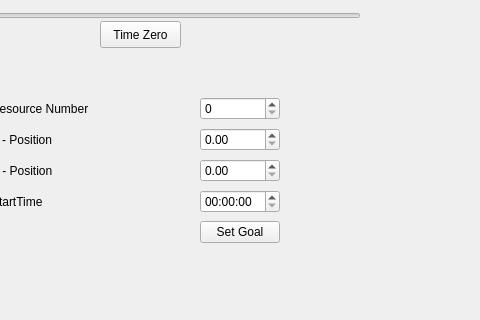
This is scrollable_timeline/resource/ScrollableTimeline.ui in VirtualVale/ProjectPath as Qt 5 draws it before an edit; both pictures show x 280 to 760 and y 129 to 449 of the 860 by 449 pixel window. The edited form follows.
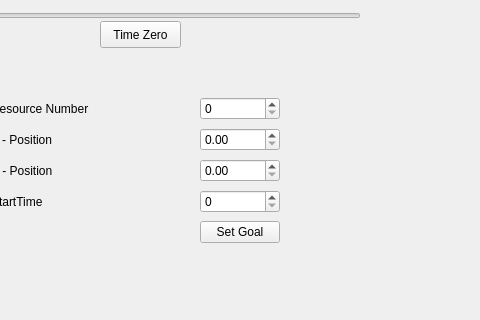
This is the edited form.

Diff of the .ui file:
```diff
--- a/scrollable_timeline/resource/ScrollableTimeline.ui
+++ b/scrollable_timeline/resource/ScrollableTimeline.ui
@@ -205,7 +205,11 @@
      </widget>
     </item>
     <item row="3" column="1">
-     <widget class="QTimeEdit" name="timeEdit"/>
+     <widget class="QSpinBox" name="spinBox_2">
+      <property name="maximum">
+       <number>200</number>
+      </property>
+     </widget>
     </item>
    </layout>
   </widget>
```
